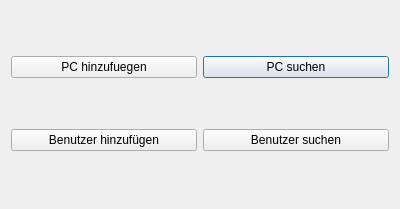
Old version of the form ui_pcdaten/mainwindow_2.ui in the repository EnjoyFitness92/Projekt_PCDaten.
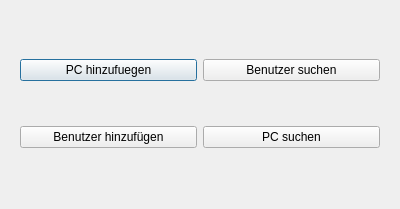
New version of the form.

Patch:
```diff
--- a/ui_pcdaten/mainwindow_2.ui
+++ b/ui_pcdaten/mainwindow_2.ui
@@ -14,6 +14,30 @@
    <string>Dialog</string>
   </property>
   <layout class="QGridLayout" name="gridLayout">
+   <item row="0" column="0">
+    <widget class="QWidget" name="widget" native="true">
+     <layout class="QGridLayout" name="gridLayout_2">
+      <item row="0" column="0">
+       <widget class="QPushButton" name="addPC">
+        <property name="text">
+         <string>PC hinzufuegen</string>
+        </property>
+       </widget>
+      </item>
+      <item row="0" column="1">
+       <widget class="QPushButton" name="searchUser">
+        <property name="text">
+         <string>Benutzer suchen</string>
+        </property>
+       </widget>
+      </item>
+      <item row="1" column="0">
+       <widget class="QPushButton" name="addUser">
+        <property name="text">
+         <string>Benutzer hinzufügen</string>
+        </property>
+       </widget>
+      </item>
    <item row="1" column="1">
     <widget class="QPushButton" name="pushButton_4">
      <property name="text">
@@ -21,25 +45,7 @@
      </property>
     </widget>
    </item>
-   <item row="2" column="1">
-    <widget class="QPushButton" name="pushButton_3">
-     <property name="text">
-      <string>Benutzer suchen</string>
-     </property>
-    </widget>
-   </item>
-   <item row="2" column="0">
-    <widget class="QPushButton" name="pushButton_2">
-     <property name="text">
-      <string>Benutzer hinzufügen</string>
-     </property>
-    </widget>
-   </item>
-   <item row="1" column="0">
-    <widget class="QPushButton" name="pushButton">
-     <property name="text">
-      <string>PC hinzufuegen</string>
-     </property>
+     </layout>
     </widget>
    </item>
   </layout>
```
Lines whose indentation alone changed are shown as unchanged.
